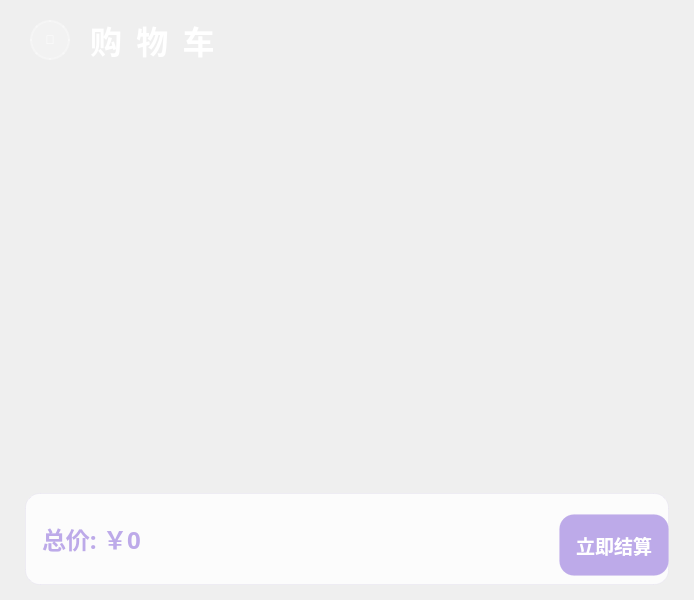
Old version of the form Client/Cart/cartpage.ui in the repository Eva-483650/ShoppingMall.
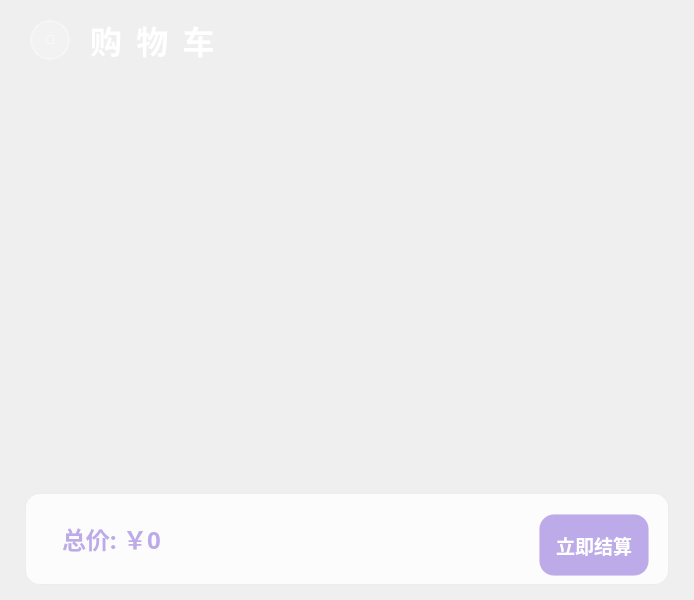
New version of the form.

```diff
--- a/Client/Cart/cartpage.ui
+++ b/Client/Cart/cartpage.ui
@@ -304,13 +304,13 @@
           <number>20</number>
          </property>
          <property name="leftMargin">
-          <number>0</number>
+          <number>20</number>
          </property>
          <property name="topMargin">
           <number>15</number>
          </property>
          <property name="rightMargin">
-          <number>0</number>
+          <number>20</number>
          </property>
          <property name="bottomMargin">
           <number>15</number>
```
Left out of the diff: 6 changed lines with no effect on the pictures.
